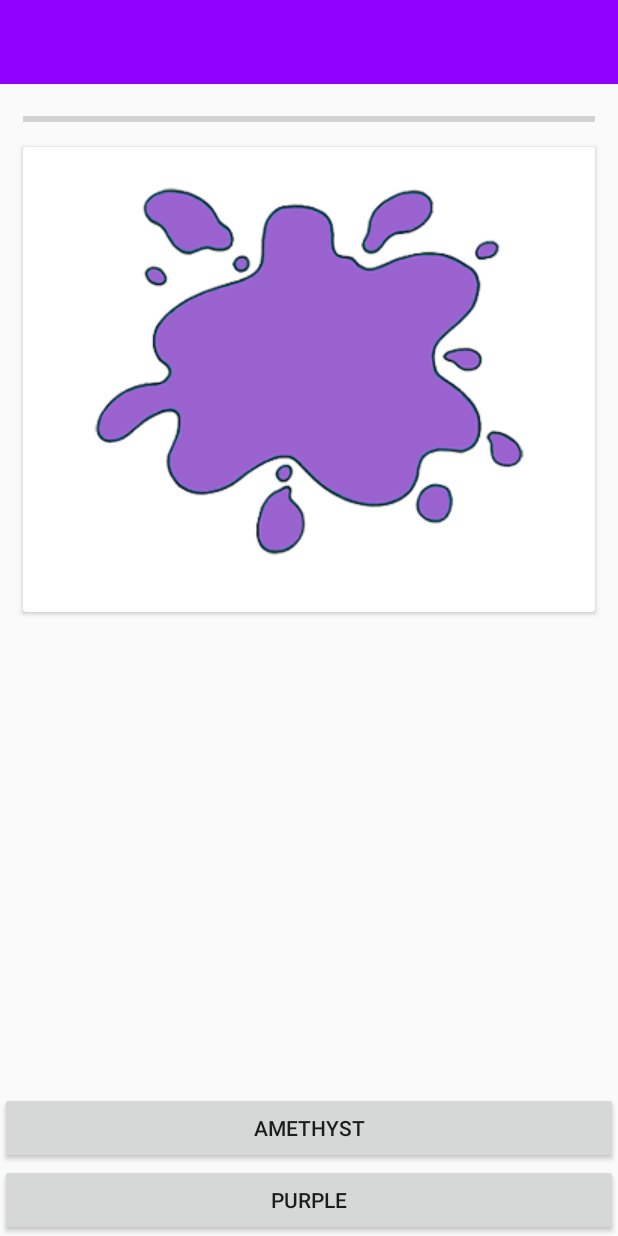
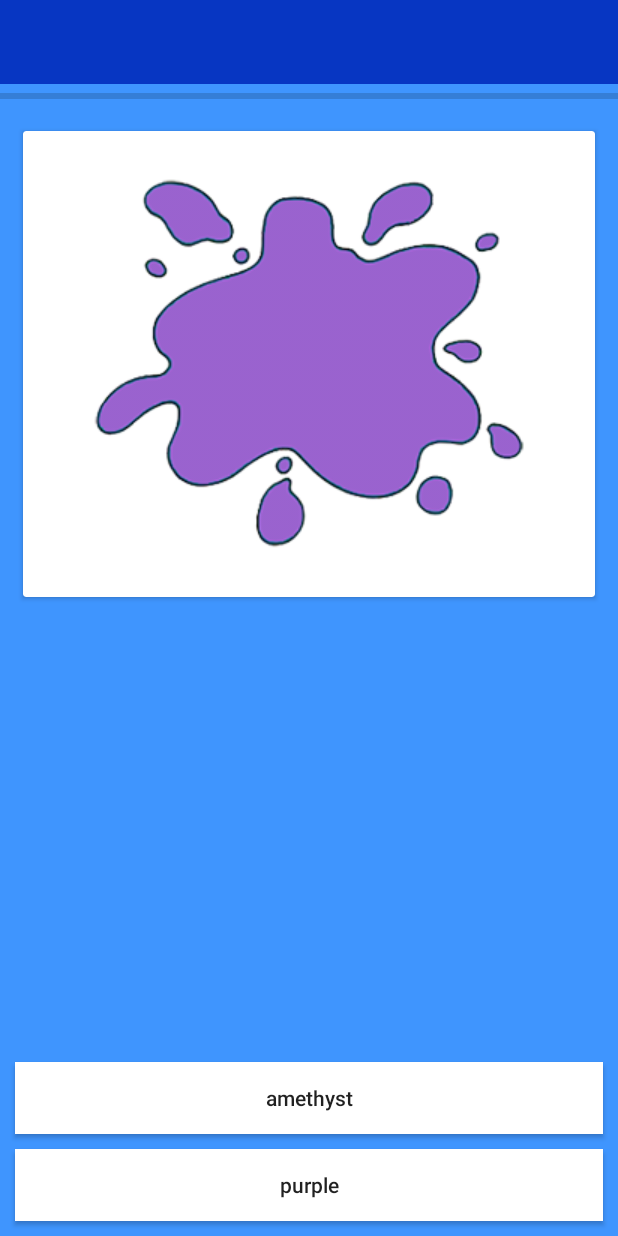
Before and after one commit to ntanh1061/KidLearningEnglish, an Android app: the screen it shows after launch (DetailsActivity), after a tap on "COLOURS", on a phone screen of 412 x 824 dp. Run offline under Robolectric (Android 15) with nearby library versions, the phone set to English and light mode, and no system bars.

Commit message:
T2_15_58

```diff
--- a/app/src/main/java/anhnt/pickidlearning/activity/DetailsActivity.java
+++ b/app/src/main/java/anhnt/pickidlearning/activity/DetailsActivity.java
@@ -1,18 +1,26 @@
 package anhnt.pickidlearning.activity;
 
+import android.content.res.ColorStateList;
+import android.os.AsyncTask;
 import android.os.Bundle;
+import android.os.Handler;
+import android.speech.tts.TextToSpeech;
 import android.support.annotation.Nullable;
 import android.support.v4.app.Fragment;
 import android.support.v4.view.ViewPager;
 import android.support.v7.app.AppCompatActivity;
 import android.util.Log;
+import android.view.View;
 import android.widget.Button;
+import android.widget.ProgressBar;
+import android.widget.Toast;
 
 import org.json.JSONException;
 
 import java.io.IOException;
 import java.util.ArrayList;
 import java.util.List;
+import java.util.Locale;
 import java.util.Random;
 
 import anhnt.pickidlearning.FinalValue;
@@ -25,8 +33,9 @@ import anhnt.pickidlearning.models.Item;
  * Created by Administrator on 2/13/2017.
  */
 
-public class DetailsActivity extends AppCompatActivity {
+public class DetailsActivity extends AppCompatActivity implements View.OnClickListener {
     private ViewPager mViewPager;
+    private ProgressBar mProgressBar;
     private DetailPagerAdapter mPagerAdapter;
     private List<Item> items;
     private List<Item> allItems;
@@ -34,26 +43,21 @@ public class DetailsActivity extends AppCompatActivity {
     private Button mBtnChose2;
     private Bundle bundle;
     private int categoryId;
+    private int positionItem;
+    private int positionRandom;
+    private int random;
+    private TextToSpeech mTextToSpeech;
 
     @Override
     protected void onCreate(@Nullable Bundle savedInstanceState) {
         super.onCreate(savedInstanceState);
         setContentView(R.layout.activity_detail);
         init();
-        bundle = getIntent().getExtras();
-        categoryId = bundle.getInt(FinalValue.SENDDATA);
+        getCategoryId();
         setViewPager();
+        setChoiceText();
+        mProgressBar.setMax(items.size());
 
-        int positionItem = mViewPager.getCurrentItem();
-        int positionRandom = getRandom(0, items.size());
-        int random = getRandom(1, 2);
-        if (random == 1) {
-            mBtnChose1.setText(items.get(positionItem).getName().toString());
-            mBtnChose2.setText(items.get(positionRandom).getName());
-        } else {
-            mBtnChose2.setText(items.get(positionItem).getName().toString());
-            mBtnChose1.setText(items.get(positionRandom).getName());
-        }
         mViewPager.addOnPageChangeListener(new ViewPager.OnPageChangeListener() {
             @Override
             public void onPageScrolled(int position, float positionOffset, int positionOffsetPixels) {
@@ -62,16 +66,8 @@ public class DetailsActivity extends AppCompatActivity {
 
             @Override
             public void onPageSelected(int position) {
-                int positionItem = mViewPager.getCurrentItem();
-                int positionRandom = getRandom(0, allItems.size());
-                int random = getRandom(1, 2);
-                if (random == 1) {
-                    mBtnChose1.setText(items.get(positionItem).getName().toString());
-                    mBtnChose2.setText(allItems.get(positionRandom).getName());
-                } else {
-                    mBtnChose2.setText(items.get(positionItem).getName().toString());
-                    mBtnChose1.setText(allItems.get(positionRandom).getName());
-                }
+                setChoiceText();
+                mProgressBar.setProgress(position);
             }
 
             @Override
@@ -81,15 +77,43 @@ public class DetailsActivity extends AppCompatActivity {
         });
     }
 
+    private void setChoiceText() {
+        positionItem = mViewPager.getCurrentItem();
+        positionRandom = getRandom(0, items.size());
+        random = getRandom(1, 2);
+        mBtnChose1.setBackgroundColor(getResources().getColor(R.color.button_color_normal));
+        mBtnChose2.setBackgroundColor(getResources().getColor(R.color.button_color_normal));
+        if (random == 1) {
+            mBtnChose1.setText(items.get(positionItem).getName().toString().toLowerCase());
+            mBtnChose2.setText(items.get(positionRandom).getName().toString().toLowerCase());
+        } else {
+            mBtnChose2.setText(items.get(positionItem).getName().toString().toLowerCase());
+            mBtnChose1.setText(items.get(positionRandom).getName().toString().toLowerCase());
+        }
+    }
+
     private int getRandom(int min, int max) {
         return (int) (Math.random() * (max - min + 1) + min);
     }
 
     private void init() {
         mViewPager = (ViewPager) findViewById(R.id.view_pager);
+        mProgressBar = (ProgressBar) findViewById(R.id.progress_bar);
         mBtnChose1 = (Button) findViewById(R.id.btn_chose_1);
         mBtnChose2 = (Button) findViewById(R.id.btn_chose_2);
+        mBtnChose1.setOnClickListener(this);
+        mBtnChose2.setOnClickListener(this);
+        mTextToSpeech = new TextToSpeech(this, new TextToSpeech.OnInitListener() {
+            @Override
+            public void onInit(int status) {
+                if (status != TextToSpeech.ERROR) {
+                    mTextToSpeech.setLanguage(Locale.UK);
+                }
+            }
+        });
         items = new ArrayList<>();
+
+
     }
 
     private void getItems() throws IOException, JSONException {
@@ -112,4 +136,45 @@ public class DetailsActivity extends AppCompatActivity {
         mPagerAdapter = new DetailPagerAdapter(this, items);
         mViewPager.setAdapter(mPagerAdapter);
     }
+
+    private void getCategoryId() {
+        bundle = getIntent().getExtras();
+        categoryId = bundle.getInt(FinalValue.SENDDATA);
+    }
+
+    @Override
+    public void onClick(View v) {
+        String currentWord1 = mBtnChose1.getText().toString().toUpperCase();
+        String currentWord2 = mBtnChose2.getText().toString().toUpperCase();
+        switch (v.getId()) {
+            case R.id.btn_chose_1:
+                if (currentWord1.equals(items.get(positionItem).getName().toString())) {
+                    mBtnChose1.setBackgroundColor(getResources().getColor(R.color.button_color_right));
+                    mTextToSpeech.speak(currentWord1, TextToSpeech.QUEUE_FLUSH, null);
+                    new Handler().postDelayed(new Runnable() {
+                        @Override
+                        public void run() {
+                            mViewPager.setCurrentItem(positionItem + 1);
+                        }
+                    }, 1000);
+                } else {
+                    mBtnChose1.setBackgroundColor(getResources().getColor(R.color.button_color_wrong));
+                }
+                break;
+            case R.id.btn_chose_2:
+                if (currentWord2.equals(items.get(positionItem).getName().toString())) {
+                    mBtnChose2.setBackgroundColor(getResources().getColor(R.color.button_color_right));
+                    mTextToSpeech.speak(currentWord2, TextToSpeech.QUEUE_FLUSH, null);
+                    new Handler().postDelayed(new Runnable() {
+                        @Override
+                        public void run() {
+                            mViewPager.setCurrentItem(positionItem + 1);
+                        }
+                    }, 1000);
+                } else {
+                    mBtnChose2.setBackgroundColor(getResources().getColor(R.color.button_color_wrong));
+                }
+                break;
+        }
+    }
 }
--- a/app/src/main/java/anhnt/pickidlearning/activity/MainActivity.java
+++ b/app/src/main/java/anhnt/pickidlearning/activity/MainActivity.java
@@ -64,6 +64,10 @@ public class MainActivity extends AppCompatActivity implements RecyclerViewAdapt
 
     @Override
     public void setOnItemClick(int position) {
+        actionIntent(position);
+    }
+
+    private void actionIntent(int position){
         Intent intent = new Intent(MainActivity.this,DetailsActivity.class);
         Bundle bundle = new Bundle();
         bundle.putInt(FinalValue.SENDDATA,categories.get(position).getId());
--- a/app/src/main/java/anhnt/pickidlearning/adapter/DetailPagerAdapter.java
+++ b/app/src/main/java/anhnt/pickidlearning/adapter/DetailPagerAdapter.java
@@ -48,11 +48,9 @@ public class DetailPagerAdapter extends PagerAdapter {
     public Object instantiateItem(ViewGroup container, int position) {
         View view = mInflater.inflate(R.layout.view_pager_item, container, false);
         ImageView img = (ImageView) view.findViewById(R.id.img_detail);
-//        Drawable drawable = mContext.getResources().getDrawable(mContext.getResources().getIdentifier("animal_chimpanzee", "drawable", mContext.getPackageName()));
         Drawable drawable = mContext.getResources().getDrawable(mContext.getResources().
                 getIdentifier(mPaths.get(position).getImage().toString(), "drawable", mContext.getPackageName()));
         img.setImageDrawable(drawable);
-//        Log.d("Test", "instantiateItem: " + mPaths.get(position).getImage().toString());
         container.addView(view);
         return view;
     }
--- a/app/src/main/res/layout/activity_detail.xml
+++ b/app/src/main/res/layout/activity_detail.xml
@@ -2,12 +2,22 @@
 <LinearLayout xmlns:android="http://schemas.android.com/apk/res/android"
     android:layout_width="match_parent"
     android:layout_height="match_parent"
-    android:orientation="vertical">
+    android:orientation="vertical"
+    android:background="@color/background">
 
     <include layout="@layout/toolbar_layout" />
+
     <RelativeLayout
         android:layout_width="match_parent"
         android:layout_height="match_parent">
+
+        <ProgressBar
+            android:id="@+id/progress_bar"
+            style="@style/Base.Widget.AppCompat.ProgressBar.Horizontal"
+            android:layout_width="match_parent"
+            android:layout_height="wrap_content"
+            />
+
         <View
             android:layout_width="0dp"
             android:layout_height="0dp"
@@ -17,18 +27,27 @@
             android:id="@+id/btn_chose_1"
             android:layout_width="match_parent"
             android:layout_height="wrap_content"
-        android:layout_above="@+id/btn_chose_2"/>
+            android:layout_above="@+id/btn_chose_2"
+            android:textAllCaps="false"
+            android:layout_marginBottom="@dimen/default_margin_top"
+            android:layout_marginLeft="@dimen/default_margin_top"
+            android:layout_marginRight="@dimen/default_margin_top"/>
 
         <Button
             android:id="@+id/btn_chose_2"
             android:layout_width="match_parent"
             android:layout_height="wrap_content"
             android:layout_alignParentBottom="true"
-        />
+            android:textAllCaps="false"
+            android:layout_marginLeft="@dimen/default_margin_top"
+            android:layout_marginRight="@dimen/default_margin_top"
+            android:layout_marginBottom="@dimen/default_margin_top"/>
+
         <android.support.v4.view.ViewPager
             android:id="@+id/view_pager"
             android:layout_width="match_parent"
-        android:layout_height="wrap_content"></android.support.v4.view.ViewPager>
+            android:layout_height="wrap_content"
+            android:layout_below="@+id/progress_bar"></android.support.v4.view.ViewPager>
 
     </RelativeLayout>
 
--- a/app/src/main/res/layout/view_pager_item.xml
+++ b/app/src/main/res/layout/view_pager_item.xml
@@ -4,13 +4,6 @@
     android:layout_height="match_parent"
     android:orientation="vertical"
     android:padding="@dimen/default_padding">
-
-    <ProgressBar
-        android:id="@+id/progress_bar"
-        style="@style/Base.Widget.AppCompat.ProgressBar.Horizontal"
-        android:layout_width="match_parent"
-        android:layout_height="wrap_content"
-        android:layout_margin="@dimen/default_margin" />
 
     <android.support.v7.widget.CardView xmlns:android="http://schemas.android.com/apk/res/android"
         android:layout_width="match_parent"
@@ -23,8 +16,7 @@
             android:layout_width="match_parent"
             android:layout_height="wrap_content"
             android:layout_alignParentTop="true"
-            android:layout_marginBottom="@dimen/default_margin_top"
-            android:src="@drawable/animal_alligator" />
+            android:layout_margin="@dimen/default_margin" />
     </android.support.v7.widget.CardView>
 
 </LinearLayout>
--- a/app/src/main/res/raw/items.json
+++ b/app/src/main/res/raw/items.json
@@ -28,7 +28,7 @@
   {"id":27, "image":"fruit_lychee", "name":"LYCHEE", "sound":"", "categoryId":2},
   {"id":28, "image":"fruit_mango", "name":"MANGO", "sound":"", "categoryId":2},
   {"id":29, "image":"fruit_mangosteen", "name":"MANGOSTEEN", "sound":"", "categoryId":2},
-  {"id":30, "image":"fruit_mulberry", "name":"MULBERRY", "sound":"", "categoryId":2},
+  {"id":30, "image":"fruit_mulberries", "name":"MULBERRY", "sound":"", "categoryId":2},
   {"id":31, "image":"fruit_orange", "name":"ORANGE", "sound":"", "categoryId":2},
   {"id":32, "image":"fruit_papaya", "name":"PAPAYA", "sound":"", "categoryId":2},
   {"id":33, "image":"fruit_passionfruit", "name":"PASSIONFRUIT", "sound":"", "categoryId":2},
@@ -41,7 +41,7 @@
   {"id":40, "image":"fruit_pomelo", "name":"POMELO", "sound":"", "categoryId":2},
   {"id":41, "image":"fruit_raisin", "name":"RAISIN", "sound":"", "categoryId":2},
   {"id":42, "image":"fruit_rambutan", "name":"RAMBUTAN", "sound":"", "categoryId":2},
-  {"id":43, "image":"fruit_raspberry", "name":"RASPBERRY", "sound":"", "categoryId":2},
+  {"id":43, "image":"fruit_raspberries", "name":"RASPBERRY", "sound":"", "categoryId":2},
   {"id":44, "image":"fruit_roseapple", "name":"ROSEAPPLE", "sound":"", "categoryId":2},
   {"id":45, "image":"fruit_sapote", "name":"SAPOTE", "sound":"", "categoryId":2},
   {"id":46, "image":"fruit_soursop", "name":"SOURSOP", "sound":"", "categoryId":2},
--- a/app/src/main/res/values/colors.xml
+++ b/app/src/main/res/values/colors.xml
@@ -3,5 +3,9 @@
     <color name="colorPrimary">#3F51B5</color>
     <color name="colorPrimaryDark">#303F9F</color>
     <color name="colorAccent">#FF4081</color>
-    <color name="colorToolbar">#9000FF</color>
+    <color name="colorToolbar">#0736c2</color>
+    <color name="background">#bf0173ff</color>
+    <color name="button_color_normal">#ffffff</color>
+    <color name="button_color_right">#ff0000</color>
+    <color name="button_color_wrong">#8e2564</color>
 </resources>
```
Also changed, not shown: app/src/main/res/drawable/animal_chameleon.png (added), app/src/main/res/drawable/clothing_hairclip.png (deleted), app/src/main/res/drawable/clothing_handbag.png (deleted), app/src/main/res/drawable/clothing_pajamas.png (deleted), app/src/main/res/drawable/clothing_sneakers.png (deleted), app/src/main/res/drawable/clothing_visor.png (deleted), app/src/main/res/drawable/clothing_zipper.png (deleted). Lines whose indentation alone changed are shown as unchanged.
